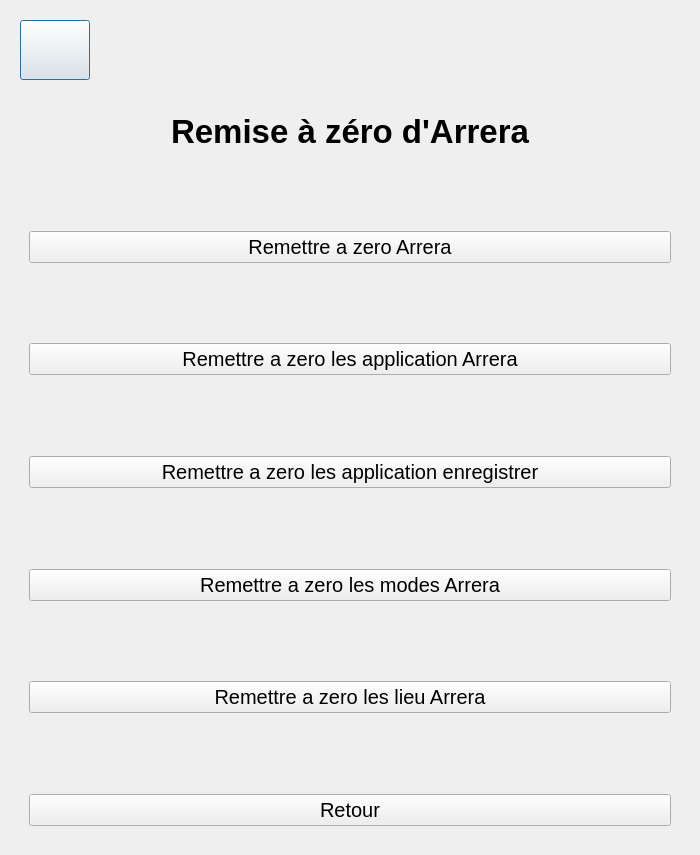
Before: the Qt Designer form gui/setting/arrerasettingui.ui in Arrera-Software/Arrera-Interface, drawn with Qt 5.
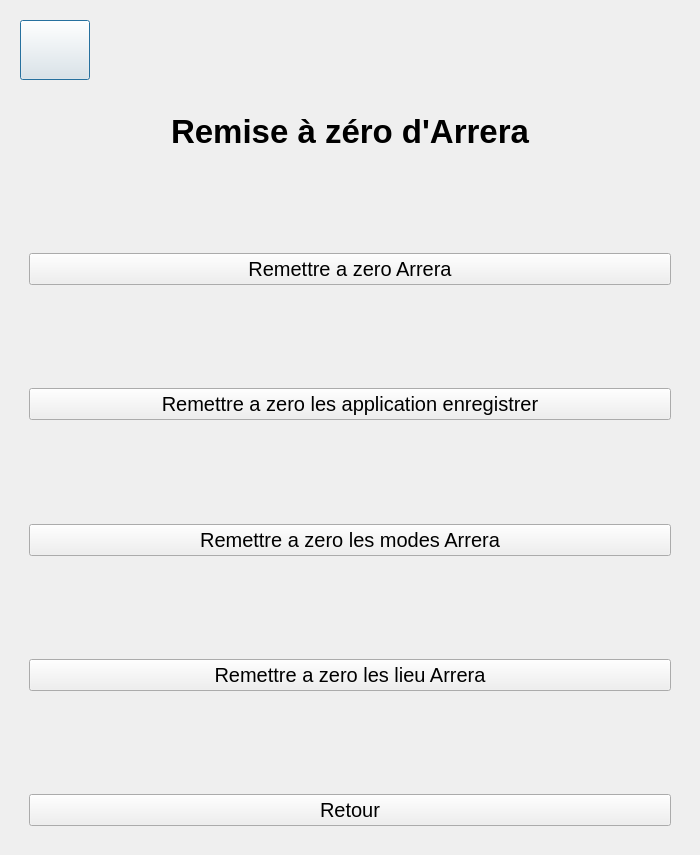
After: the same form once the commit is applied. The open tabs and pages were chosen to show the change. Icons and pictures are not drawn. Custom widgets are drawn as their Qt base class.

Commit message: Mise  a jour de bouton

Diff of the .ui file:
```diff
--- a/gui/setting/arrerasettingui.ui
+++ b/gui/setting/arrerasettingui.ui
@@ -2119,31 +2119,6 @@
              </property>
             </spacer>
            </item>
-           <item>
-            <widget class="APushButton" name="IDC_RESETARRERAAPP">
-             <property name="font">
-              <font>
-               <pointsize>15</pointsize>
-              </font>
-             </property>
-             <property name="text">
-              <string>Remettre a zero les application Arrera</string>
-             </property>
-            </widget>
-           </item>
-           <item>
-            <spacer name="verticalSpacer_60">
-             <property name="orientation">
-              <enum>Qt::Orientation::Vertical</enum>
-             </property>
-             <property name="sizeHint" stdset="0">
-              <size>
-               <width>20</width>
-               <height>40</height>
-              </size>
-             </property>
-            </spacer>
-           </item>
            <item>
             <widget class="APushButton" name="IDC_RESETAPPPC">
              <property name="font">
```
Left out of the diff: 4 changed lines with no effect on the pictures. The commit also changes 2 other files.
